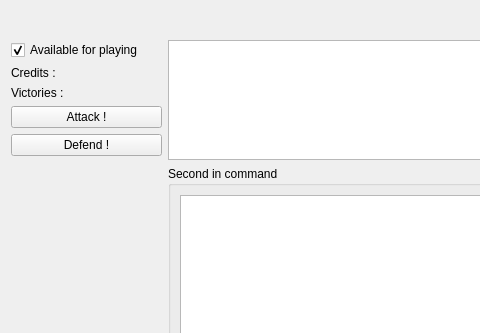
Above: src/_res/galacticwar/infopanel.ui from FAForever/client before the change; both pictures show x 0 to 480 and y 0 to 333 of the 821 by 627 pixel window. Below: the same form after it.
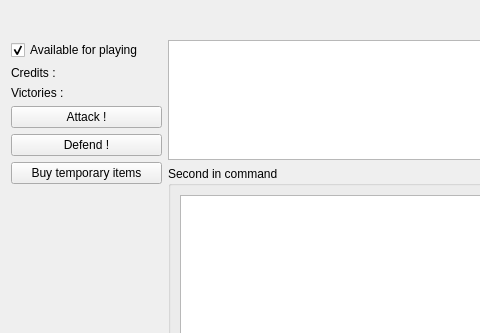
That is the form after the change.

```diff
--- a/src/_res/galacticwar/infopanel.ui
+++ b/src/_res/galacticwar/infopanel.ui
@@ -174,6 +174,13 @@
        </property>
       </widget>
      </item>
+     <item>
+      <widget class="QPushButton" name="temporaryItemsButton">
+       <property name="text">
+        <string>Buy temporary items</string>
+       </property>
+      </widget>
+     </item>
      <item>
       <spacer name="verticalSpacer">
        <property name="orientation">
```
